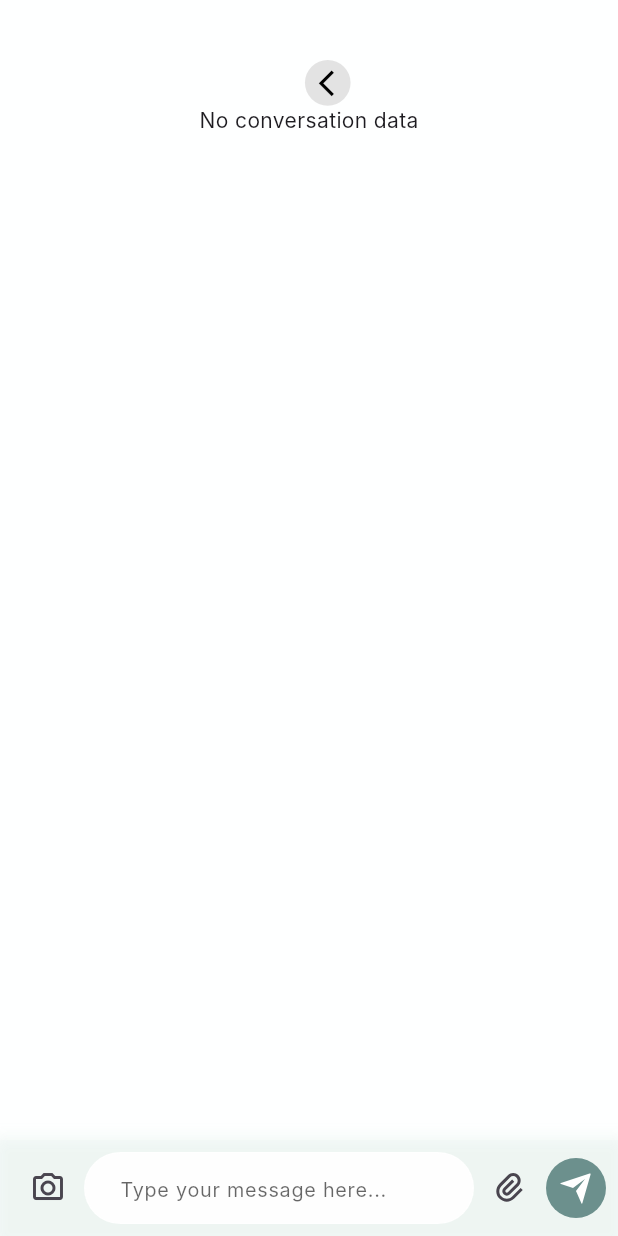
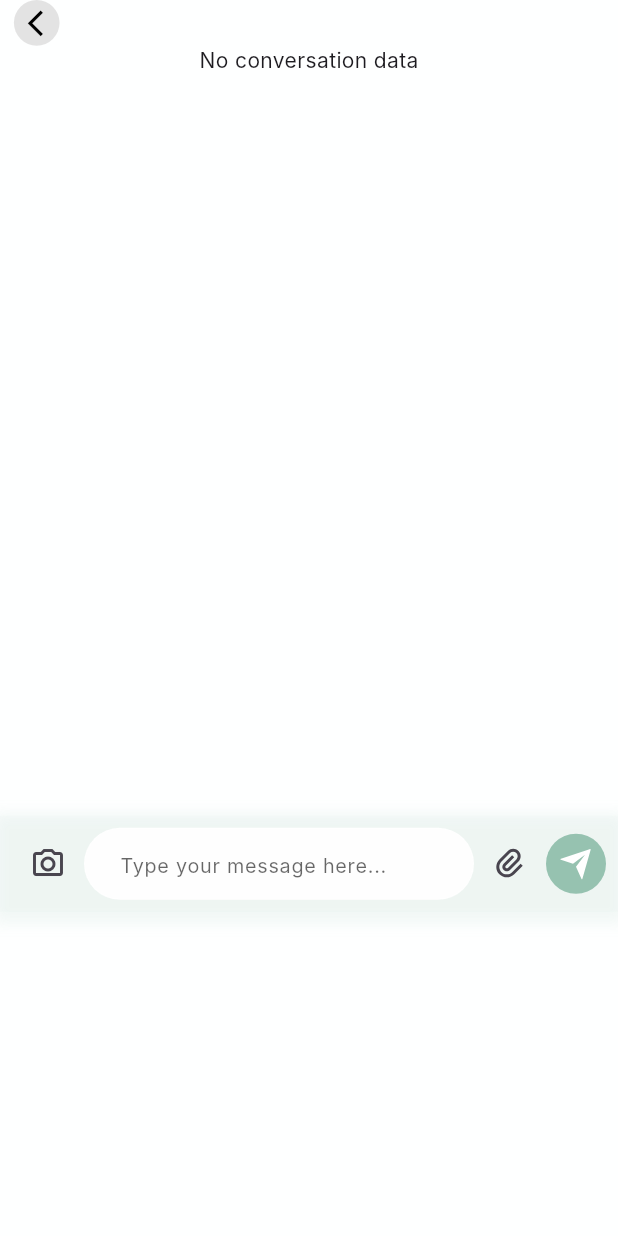
Before and after one commit to SailingChefs/sailing_chef, a Flutter app: the ChatView screen opened directly with empty values, on a phone screen of 412 x 824 dp. Run offline on Flutter 3.47's test engine with Material 3 defaults, Android fonts, the phone set to English and light mode, and no system bars; our stand-ins replace another_carousel_pro, cloud_firestore, dotted_border, firebase_auth, firebase_core, firebase_storage and 16 more; missing offline and left inert: audio_waveforms, record, syncfusion_flutter_core; accounts and stored records are empty; Roboto replaces fonts that are missing (Inter).

Commit message:
working on chat

```diff
--- a/lib/app/app.router.dart
+++ b/lib/app/app.router.dart
@@ -7,14 +7,10 @@
 // ignore_for_file: no_leading_underscores_for_library_prefixes
 import 'package:flutter/material.dart' as _i25;
 import 'package:flutter/material.dart';
-import 'package:image_picker/image_picker.dart' as _i29;
+import 'package:image_picker/image_picker.dart' as _i30;
 import 'package:sailing_chefs/core/imports/core_imports.dart' as _i27;
-
+import 'package:sailing_chefs/model/recipe_model.dart' as _i29;
 import 'package:sailing_chefs/model/user_model.dart' as _i26;
-
-import 'package:sailing_chefs/model/recipe_model.dart' as _i28;
-import 'package:sailing_chefs/model/user_model.dart' as _i30;
-
 import 'package:sailing_chefs/ui/bottom_sheets/add_ingredients/widgets/ingredients_class.dart'
     as _i28;
 import 'package:sailing_chefs/ui/views/add_recipe/add_recipe_view.dart' as _i14;
@@ -480,9 +476,9 @@ class RecipeViewViewArguments {
     this.key,
   });
 
-  final _i28.RecipeModel recipeModel;
+  final _i29.RecipeModel recipeModel;
 
-  final List<_i29.XFile?> selectedImages;
+  final List<_i30.XFile?> selectedImages;
 
   final _i27.Key? key;
 
@@ -513,7 +509,7 @@ class SavedRecipeDetailsViewArguments {
 
   final _i27.Key? key;
 
-  final _i28.RecipeModel recipeModel;
+  final _i29.RecipeModel recipeModel;
 
   @override
   String toString() {
@@ -538,11 +534,7 @@ class ChefProfileViewArguments {
     this.key,
   });
 
-
   final _i26.UserModel user;
-
-  final _i30.UserModel user;
-
 
   final _i27.Key? key;
 
@@ -816,8 +808,8 @@ extension NavigatorStateExtension on _i31.NavigationService {
   }
 
   Future<dynamic> navigateToRecipeViewView({
-    required _i28.RecipeModel recipeModel,
-    required List<_i29.XFile?> selectedImages,
+    required _i29.RecipeModel recipeModel,
+    required List<_i30.XFile?> selectedImages,
     _i27.Key? key,
     int? routerId,
     bool preventDuplicates = true,
@@ -850,7 +842,7 @@ extension NavigatorStateExtension on _i31.NavigationService {
 
   Future<dynamic> navigateToSavedRecipeDetailsView({
     _i27.Key? key,
-    required _i28.RecipeModel recipeModel,
+    required _i29.RecipeModel recipeModel,
     int? routerId,
     bool preventDuplicates = true,
     Map<String, String>? parameters,
@@ -867,9 +859,7 @@ extension NavigatorStateExtension on _i31.NavigationService {
   }
 
   Future<dynamic> navigateToChefProfileView({
-
     required _i26.UserModel user,
-
     _i27.Key? key,
     int? routerId,
     bool preventDuplicates = true,
@@ -1165,8 +1155,8 @@ extension NavigatorStateExtension on _i31.NavigationService {
   }
 
   Future<dynamic> replaceWithRecipeViewView({
-    required _i28.RecipeModel recipeModel,
-    required List<_i29.XFile?> selectedImages,
+    required _i29.RecipeModel recipeModel,
+    required List<_i30.XFile?> selectedImages,
     _i27.Key? key,
     int? routerId,
     bool preventDuplicates = true,
@@ -1199,7 +1189,7 @@ extension NavigatorStateExtension on _i31.NavigationService {
 
   Future<dynamic> replaceWithSavedRecipeDetailsView({
     _i27.Key? key,
-    required _i28.RecipeModel recipeModel,
+    required _i29.RecipeModel recipeModel,
     int? routerId,
     bool preventDuplicates = true,
     Map<String, String>? parameters,
@@ -1216,10 +1206,7 @@ extension NavigatorStateExtension on _i31.NavigationService {
   }
 
   Future<dynamic> replaceWithChefProfileView({
-
-
-    required _i30.UserModel user,
-
+    required _i26.UserModel user,
     _i27.Key? key,
     int? routerId,
     bool preventDuplicates = true,
--- a/lib/model/message_model.dart
+++ b/lib/model/message_model.dart
@@ -6,7 +6,7 @@ class MessageModel {
   final String receiverId;
   final String senderId;
   final DateTime timestamp;
-  final String type;
+   String? type;
 
   MessageModel({
     required this.content,
@@ -14,7 +14,7 @@ class MessageModel {
     required this.receiverId,
     required this.senderId,
     required this.timestamp,
-    required this.type,
+   this.type,
   });
 
   factory MessageModel.fromSnapshot(DocumentSnapshot snapshot) {
@@ -40,15 +40,6 @@ class MessageModel {
     );
   }
 
-  //   Map<String, dynamic> toMap() {
-  //     return {
-  //       'content': content,
-  //       'senderId': senderId,
-  //       'receiverId': receiverId,
-  //       'timestamp': Timestamp.fromDate(timestamp),
-  //       'type': type,
-  //     };
-  // }
 
   Map<String, dynamic> toMap() {
     return {
--- a/lib/ui/views/Messages/chat_view.dart
+++ b/lib/ui/views/Messages/chat_view.dart
@@ -1,6 +1,3 @@
-// ignore_for_file: prefer_const_constructors
-
-
 import 'package:sailing_chefs/core/imports/core_imports.dart';
 import 'package:sailing_chefs/model/conversation_model.dart';
 import 'package:sailing_chefs/model/user_model.dart';
@@ -16,37 +13,41 @@ class ChatView extends StackedView<ChatViewModel> {
 
   @override
   Widget builder(BuildContext context, ChatViewModel viewModel, Widget? child) {
-    return GestureDetector(
+    return SafeArea(
+      child: GestureDetector(
         onTap: () => FocusScope.of(context).unfocus(),
         child: Scaffold(
-            resizeToAvoidBottomInset: true,
+          resizeToAvoidBottomInset: false,
           backgroundColor: kcBackgroundColor,
           body: Column(
+            crossAxisAlignment: CrossAxisAlignment.start,
             children: [
               Padding(
-                  padding: const EdgeInsets.only(top: 40, left: 25),
+                padding: const EdgeInsets.only(left: 8.0),
                 child: BackArrowWidget(
-                    onTap: () {
-                      viewModel.moveBack();
-                    },
+                  onTap: viewModel.moveBack,
                 ),
               ),
+              SingleChildScrollView(
+                child: Column(
+                  children: [
                     StreamBuilder<List<ConversationModel>>(
                       stream: viewModel.getConversation(),
                       builder: (context, snapshot) {
                         if (snapshot.hasData) {
                           final firstConversation = snapshot.data!.firstOrNull;
                           if (firstConversation != null) {
-                        final imageUrl = firstConversation.imageTitle.isNotEmpty
-                            ? firstConversation.imageTitle
-                                .first
+                            final imageUrl =
+                                firstConversation.imageTitle.isNotEmpty
+                                    ? firstConversation.imageTitle.first
                                     : 'assets/images/icons/chef.jpg';
 
                             return Column(
                               crossAxisAlignment: CrossAxisAlignment.center,
                               children: [
                                 verticalSpaceLarge,
-                            Container(
+                                Center(
+                                  child: Container(
                                     width: 90.w,
                                     height: 90.h,
                                     decoration: BoxDecoration(
@@ -54,6 +55,7 @@ class ChatView extends StackedView<ChatViewModel> {
                                       image: DecorationImage(
                                         fit: BoxFit.cover,
                                         image: NetworkImage(imageUrl),
+                                      ),
                                     ),
                                   ),
                                 ),
@@ -69,45 +71,36 @@ class ChatView extends StackedView<ChatViewModel> {
                               ],
                             );
                           } else {
-                        return const Text('No conversation data');
+                            return const Center(
+                                child: Text('No conversation data'));
                           }
                         } else {
                           return const CircularProgressIndicator();
                         }
                       },
                     ),
-              Expanded(
+                    SizedBox(
+                      height: MediaQuery.sizeOf(context).height * 0.59.h,
                       child: ListView.builder(
                         itemCount: viewModel.messages.length,
                         controller: viewModel.scrollController,
+                        physics: const NeverScrollableScrollPhysics(),
                         itemBuilder: (context, index) {
                           return ChatMessage(viewModel.messages[index]);
                         },
                       ),
-                // child: StreamBuilder<List<MessageModel>>(
-                //   stream: ,
-                //   builder: (context, snapshot) {
-                //     log("data is message "+snapshot.data.toString());
-                //     if (snapshot.connectionState == ConnectionState.waiting) {
-                //       return CircularProgressIndicator();
-                //     }else if(!snapshot.hasData){
-                //       return const Text('No conversation data');
-                //     }else if(snapshot.hasError){
-                //       return Text(snapshot.error.toString());
-                //     }
-                //     return ;
-                //   },
-                // ),
+                    ),
+                  ],
+                ),
               ),
               BuildInputFieldChatScreen(
                   user: user, conversationId: conversationId),
             ],
           ),
         ),
+      ),
     );
-
   }
-  @override
 
   @override
   ChatViewModel viewModelBuilder(
--- a/lib/ui/views/Messages/chat_viewmodel.dart
+++ b/lib/ui/views/Messages/chat_viewmodel.dart
@@ -40,7 +40,6 @@ class ChatViewModel extends StreamViewModel<List<MessageModel>> {
             receiverId: receiverId,
             senderId: FirebaseAuth.instance.currentUser!.uid,
             timestamp: DateTime.now(),
-            type: 'image',
           ),
           conversationId);
 
@@ -62,7 +61,6 @@ class ChatViewModel extends StreamViewModel<List<MessageModel>> {
             receiverId: receiverId,
             senderId: FirebaseAuth.instance.currentUser!.uid,
             timestamp: DateTime.now(),
-            type: 'text',
           ),
           conversationId);
       scrollController.animateTo(
@@ -82,7 +80,7 @@ class ChatViewModel extends StreamViewModel<List<MessageModel>> {
   }
 
   void moveBack() {
-    _navigationLoactor.back();
+    _navigationLoactor.navigateToChatListView();
   }
 
   @override
--- a/lib/ui/views/Messages/widgets/input_field.dart
+++ b/lib/ui/views/Messages/widgets/input_field.dart
@@ -9,7 +9,9 @@ class BuildInputFieldChatScreen extends ViewModelWidget<ChatViewModel> {
   final String conversationId;
   @override
   Widget build(BuildContext context, ChatViewModel viewModel) {
-    return Container(
+    return Positioned(
+      bottom: 0.0,
+      child: Container(
         decoration: BoxDecoration(
           color: kcLightGrey.withOpacity(0.03),
           boxShadow: [
@@ -82,15 +84,15 @@ class BuildInputFieldChatScreen extends ViewModelWidget<ChatViewModel> {
               },
             ),
             GestureDetector(
-            onTap:(){
+              onTap:viewModel.messageController.text.isEmpty ? null : (){
                 viewModel.sendMessage(user.uid!, conversationId);
               },
               child: Container(
                 height: 40.0,
                 width: 40.0,
-              decoration: const BoxDecoration(
+                decoration:  BoxDecoration(
                   shape: BoxShape.circle,
-                color: kcPrimaryColor,
+                  color: viewModel.messageController.text.isEmpty ? kcLightGrey : kcPrimaryColor,
                 ),
                 child: const Icon(
                   FlutterRemix.send_plane_fill,
@@ -100,6 +102,7 @@ class BuildInputFieldChatScreen extends ViewModelWidget<ChatViewModel> {
             ),
           ],
         ),
+      ),
     );
   }
 }
--- a/lib/ui/views/chef_profile/widgets/chef_profile_details.dart
+++ b/lib/ui/views/chef_profile/widgets/chef_profile_details.dart
@@ -15,7 +15,7 @@ class ChefProfileDetails extends ViewModelWidget<ChefProfileViewModel> {
         children: [
           Column(
             children: [
-              verticalSpaceLarge,
+
               Container(
                 height: 94.h,
                 width: 94.w,
@@ -52,7 +52,7 @@ class ChefProfileDetails extends ViewModelWidget<ChefProfileViewModel> {
               crossAxisAlignment: CrossAxisAlignment.center,
               children: [
                 Text(
-                  '12',
+                  viewModel.chefRecipes!.length.toString(),
                   style: globalTextStyle(
                       fontSize: 18.sp,
                       fontWeight: FontWeight.w600,
```
Also changed, not shown: lib/model/conversation_model.dart (+11 -13 lines), lib/services/conversation_service.dart (+64 -14 lines), lib/services/recipe_service.dart (+38 -21 lines), lib/ui/views/Messages/widgets/chat_message.dart (+4 -4 lines), lib/ui/views/chat_list/widgets/chat_list.dart (+19 -2 lines), lib/ui/views/chef_profile/chef_profile_view.dart (+10 -4 lines), lib/ui/views/chef_profile/chef_profile_viewmodel.dart (+17 -16 lines), lib/ui/views/chef_profile/widgets/dish_list_screen.dart (+13 -11 lines), 1 other file. Lines whose indentation alone changed are shown as unchanged.
